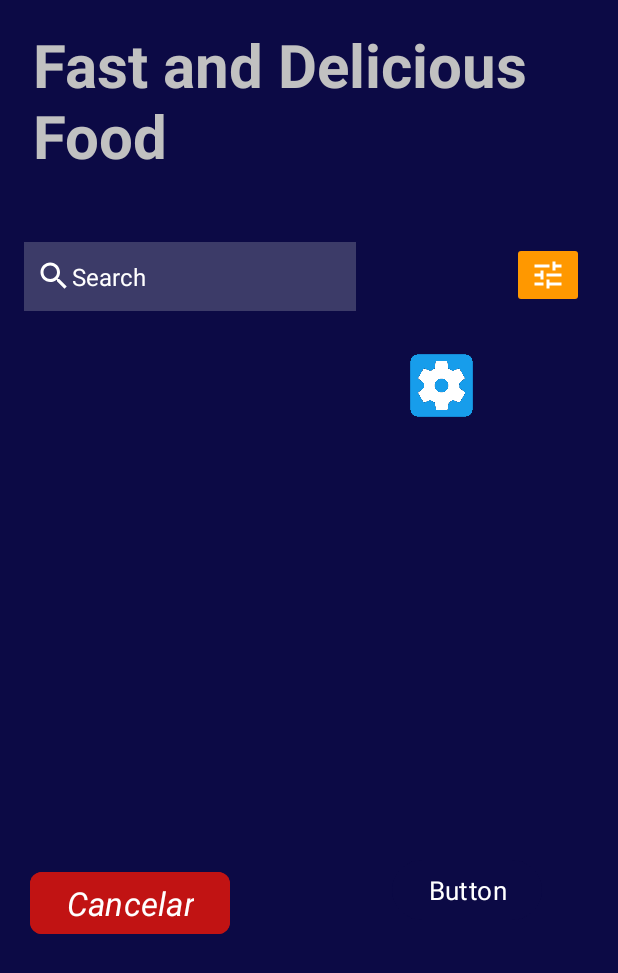
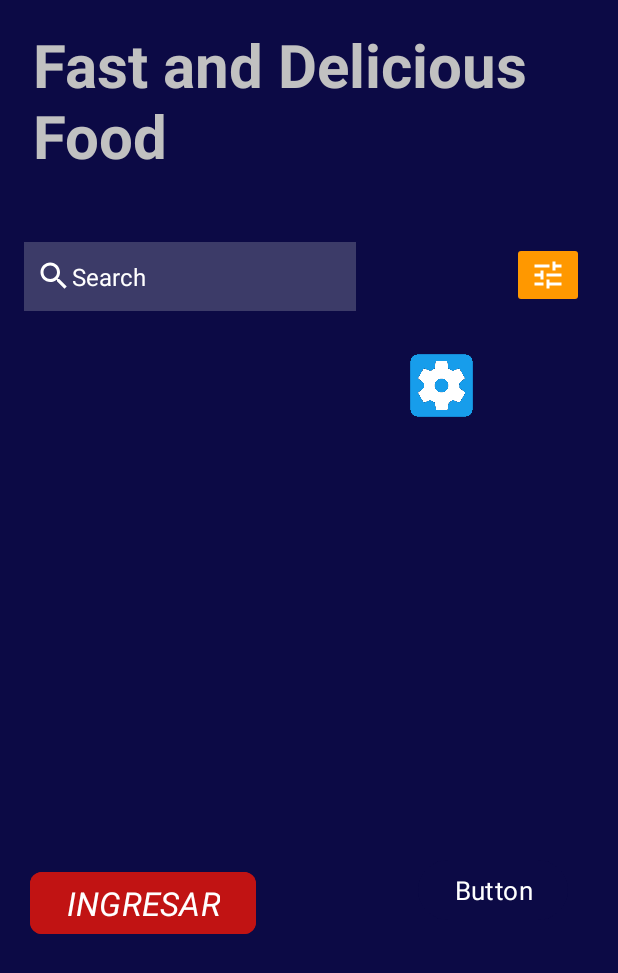
Before and after one commit to juanti24/Proyecto_DP, an Android app: the screen it shows after launch (MainActivity), on a phone screen of 412 x 824 dp. Shown: the top 973 px of the screen. Run offline under Robolectric (Android 15) with nearby library versions, the phone set to English and light mode, and no system bars; Roboto replaces fonts that are not available here.

Commit message:
funcionalidades y activity

```diff
--- a/app/src/main/java/com/example/proyecto_dp/MainActivity.kt
+++ b/app/src/main/java/com/example/proyecto_dp/MainActivity.kt
@@ -2,10 +2,37 @@ package com.example.proyecto_dp
 
 import androidx.appcompat.app.AppCompatActivity
 import android.os.Bundle
+import android.widget.Button
+import android.widget.TextView
+import android.widget.Toast
+import com.google.android.material.snackbar.Snackbar
+import org.w3c.dom.Text
 
 class MainActivity : AppCompatActivity() {
     override fun onCreate(savedInstanceState: Bundle?) {
         super.onCreate(savedInstanceState)
         setContentView(R.layout.activity_main)
+
+        var boton1 = findViewById<Button>(R.id.button1)
+        var txtBuscar = findViewById<TextView>(R.id.autoCompleteTextView1)
+
+
+        boton1.text = "INGRESAR"
+        boton1.setOnClickListener{
+            txtBuscar.text = "El evento se ha ejecutado"
+//            Toast.makeText(
+//                this,
+//                "Esto aparece",
+//                Toast.LENGTH_SHORT).show()
+
+
+            var f = Snackbar.make(
+                boton1,
+                "Este es otro mensaje",
+                Snackbar.LENGTH_SHORT)
+
+
+            f.show()
+        }
     }
 }
--- /dev/null
+++ b/app/src/main/java/com/example/proyecto_dp/Metodos.kt
@@ -0,0 +1,4 @@
+package com.example.proyecto_dp
+
+class Metodos {
+}
--- a/app/src/main/res/layout/activity_main.xml
+++ b/app/src/main/res/layout/activity_main.xml
@@ -2,7 +2,7 @@
 <androidx.constraintlayout.widget.ConstraintLayout xmlns:android="http://schemas.android.com/apk/res/android"
     xmlns:app="http://schemas.android.com/apk/res-auto"
     xmlns:tools="http://schemas.android.com/tools"
-    style="@style/Base.Theme.Proyecto_DP"
+    style="@style/Base.Theme.Ejemplo"
     android:layout_width="match_parent"
     android:layout_height="match_parent"
     android:orientation="vertical"
@@ -24,7 +24,8 @@
         app:layout_constraintTop_toTopOf="parent" />
 
     <Button
-        android:id="@+id/button2"
+
+        android:id="@+id/button1"
         style="@style/ButtonCancel"
         android:layout_width="wrap_content"
         android:layout_height="wrap_content"
@@ -42,11 +43,11 @@
         android:layout_marginStart="108dp"
         android:layout_marginTop="452dp"
         android:text="Button"
-        app:layout_constraintStart_toEndOf="@+id/button2"
+        app:layout_constraintStart_toEndOf="@+id/button1"
         app:layout_constraintTop_toBottomOf="@+id/textView2" />
 
     <AutoCompleteTextView
-        android:id="@+id/autoCompleteTextView"
+        android:id="@+id/autoCompleteTextView1"
         style="@style/SearchInput"
         android:layout_width="221dp"
         android:layout_height="46dp"
@@ -68,7 +69,7 @@
         android:layout_height="47dp"
         android:layout_marginStart="32dp"
         android:layout_marginTop="116dp"
-        app:layout_constraintStart_toEndOf="@+id/autoCompleteTextView"
+        app:layout_constraintStart_toEndOf="@+id/autoCompleteTextView1"
         app:layout_constraintTop_toBottomOf="@+id/textView2"
         app:srcCompat="@drawable/setting" />
 
@@ -80,7 +81,7 @@
         android:layout_marginTop="44dp"
 
         android:backgroundTint="@color/naranja"
-        app:layout_constraintStart_toEndOf="@+id/autoCompleteTextView"
+        app:layout_constraintStart_toEndOf="@+id/autoCompleteTextView1"
         app:layout_constraintTop_toBottomOf="@+id/textView2"
         app:srcCompat="@drawable/tune_24" />
 
--- a/app/src/main/res/values/themes.xml
+++ b/app/src/main/res/values/themes.xml
@@ -21,7 +21,7 @@
 
     <style name="SearchInput">
         <item name="android:textColor">@color/white</item>
-        <item name="android:background">@color/black</item>
+        <item name="android:background">@color/white</item>
     </style>
 
     <style name="ButtonsGeneral">
```
